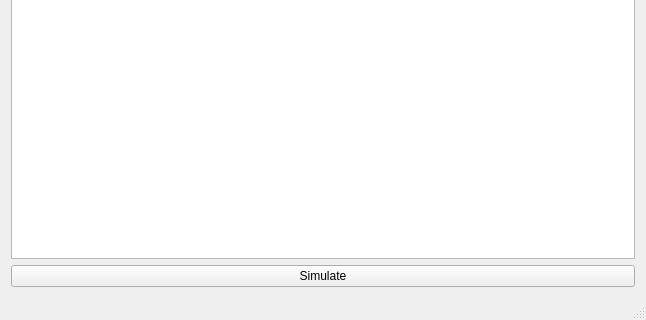
This is MainWindow.ui in dairymoose/ClassicDamageSim as Qt 5 draws it before an edit; both pictures show x 0 to 646 and y 222 to 542 of the 646 by 542 pixel window. The edited form follows.
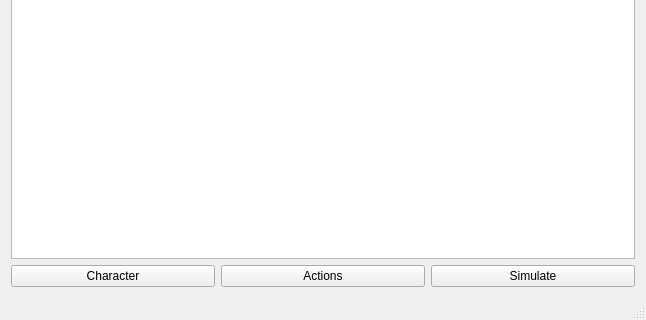
This is the edited form.

Commit message: Add action list UI

```diff
--- a/MainWindow.ui
+++ b/MainWindow.ui
@@ -19,11 +19,29 @@
      <widget class="QPlainTextEdit" name="simOutput"/>
     </item>
     <item row="1" column="0">
+     <layout class="QHBoxLayout" name="horizontalLayout">
+      <item>
+       <widget class="QPushButton" name="characterButton">
+        <property name="text">
+         <string>Character</string>
+        </property>
+       </widget>
+      </item>
+      <item>
+       <widget class="QPushButton" name="actionsButton">
+        <property name="text">
+         <string>Actions</string>
+        </property>
+       </widget>
+      </item>
+      <item>
      <widget class="QPushButton" name="simButton">
       <property name="text">
        <string>Simulate</string>
       </property>
      </widget>
+      </item>
+     </layout>
     </item>
    </layout>
   </widget>
```
Lines whose indentation alone changed are shown as unchanged. The commit also changes 44 other files.
